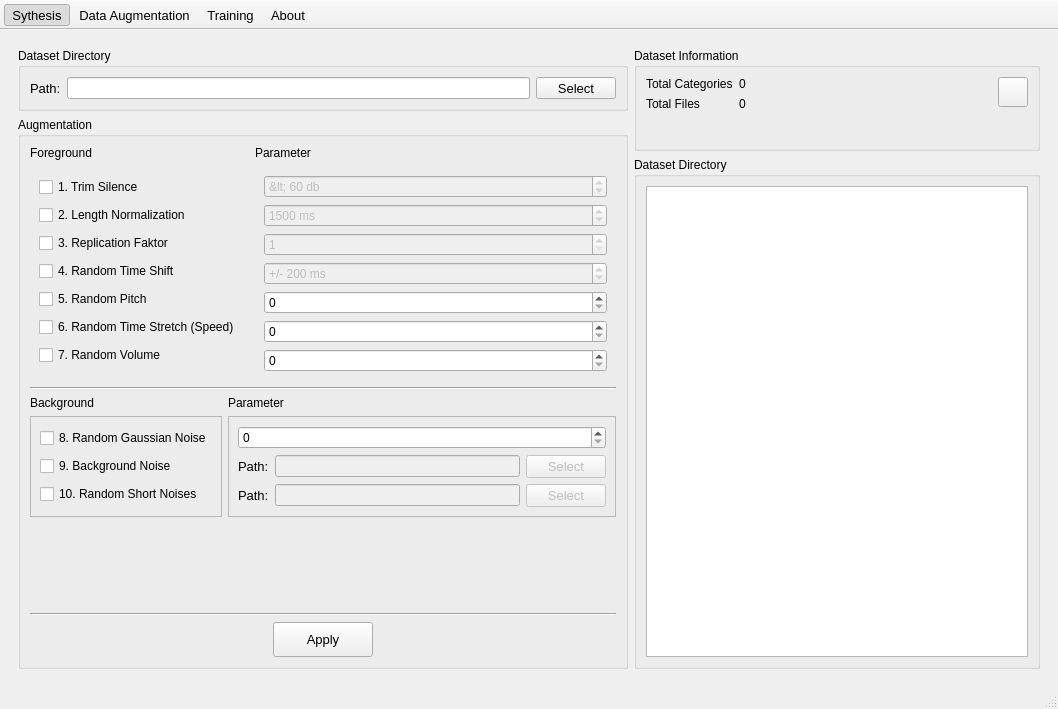
Before: the Qt Designer form ui/qtDesigner/mainWindow.ui in DennisSentler/kwsCoach, drawn with Qt 5.
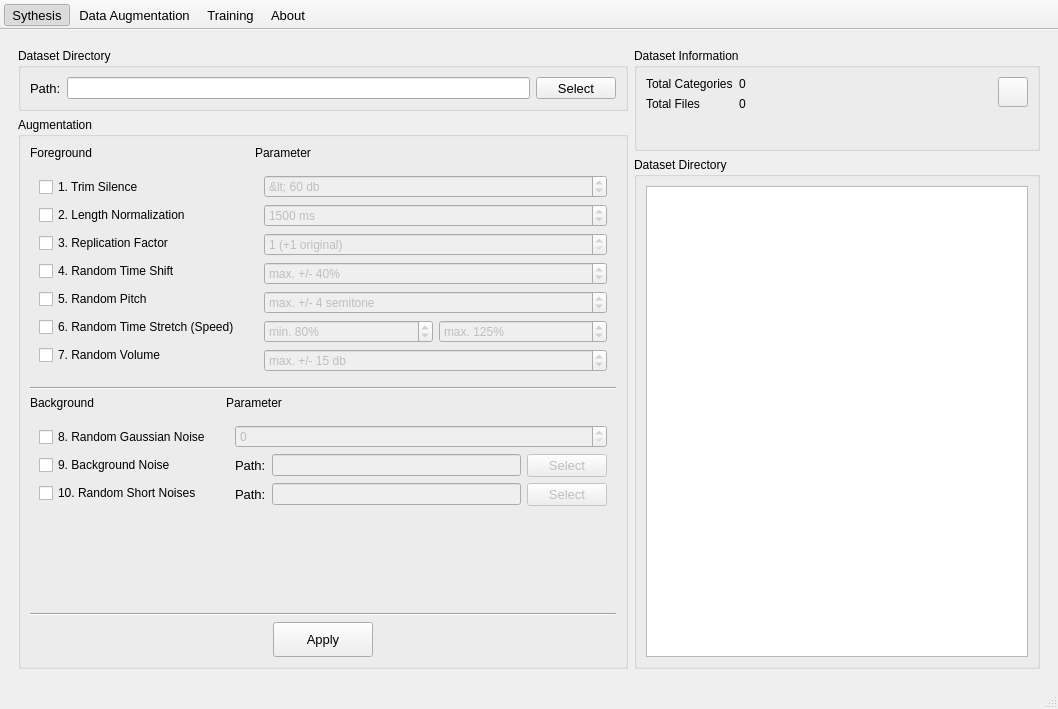
After: the same form once the commit is applied. Icons and pictures are not drawn.

Commit message: implemented: pitch,gain,shift,stretch

Diff of the .ui file:
```diff
--- a/ui/qtDesigner/mainWindow.ui
+++ b/ui/qtDesigner/mainWindow.ui
@@ -849,7 +849,7 @@
                   <item>
                    <widget class="QCheckBox" name="replication_checkBox">
                     <property name="text">
-                     <string>3. Replication Faktor</string>
+                     <string>3. Replication Factor</string>
                     </property>
                    </widget>
                   </item>
@@ -966,6 +966,9 @@
                     <property name="enabled">
                      <bool>false</bool>
                     </property>
+                    <property name="suffix">
+                     <string> (+1 original)</string>
+                    </property>
                     <property name="minimum">
                      <number>1</number>
                     </property>
@@ -983,19 +986,16 @@
                      <string>This option moves the audio content on the Timeline. Either left or right. It randomly chooses a shift up to your defined maximum amount.</string>
                     </property>
                     <property name="suffix">
-                     <string> ms</string>
+                     <string>%</string>
                     </property>
                     <property name="prefix">
-                     <string>+/- </string>
+                     <string>max. +/- </string>
                     </property>
                     <property name="maximum">
-                     <number>10000</number>
-                    </property>
-                    <property name="singleStep">
                      <number>100</number>
                     </property>
                     <property name="value">
-                     <number>200</number>
+                     <number>40</number>
                     </property>
                     <property name="displayIntegerBase">
                      <number>10</number>
@@ -1003,13 +1003,93 @@
                    </widget>
                   </item>
                   <item>
-                   <widget class="QSpinBox" name="spinBox"/>
+                   <widget class="QSpinBox" name="pitch_dial">
+                    <property name="enabled">
+                     <bool>false</bool>
+                    </property>
+                    <property name="suffix">
+                     <string> semitone</string>
+                    </property>
+                    <property name="prefix">
+                     <string>max. +/- </string>
+                    </property>
+                    <property name="maximum">
+                     <number>10</number>
+                    </property>
+                    <property name="value">
+                     <number>4</number>
+                    </property>
+                   </widget>
                   </item>
                   <item>
-                   <widget class="QSpinBox" name="spinBox_2"/>
+                   <layout class="QHBoxLayout" name="horizontalLayout_8">
+                    <item>
+                     <widget class="QSpinBox" name="time_stretch_min_dial">
+                      <property name="enabled">
+                       <bool>false</bool>
+                      </property>
+                      <property name="suffix">
+                       <string>%</string>
+                      </property>
+                      <property name="prefix">
+                       <string>min. </string>
+                      </property>
+                      <property name="minimum">
+                       <number>0</number>
+                      </property>
+                      <property name="maximum">
+                       <number>1000</number>
+                      </property>
+                      <property name="singleStep">
+                       <number>5</number>
+                      </property>
+                      <property name="value">
+                       <number>80</number>
+                      </property>
+                     </widget>
+                    </item>
+                    <item>
+                     <widget class="QSpinBox" name="time_stretch_max_dial">
+                      <property name="enabled">
+                       <bool>false</bool>
+                      </property>
+                      <property name="suffix">
+                       <string>%</string>
+                      </property>
+                      <property name="prefix">
+                       <string>max. </string>
+                      </property>
+                      <property name="minimum">
+                       <number>0</number>
+                      </property>
+                      <property name="maximum">
+                       <number>1000</number>
+                      </property>
+                      <property name="singleStep">
+                       <number>5</number>
+                      </property>
+                      <property name="value">
+                       <number>125</number>
+                      </property>
+                     </widget>
+                    </item>
+                   </layout>
                   </item>
                   <item>
-                   <widget class="QSpinBox" name="spinBox_3"/>
+                   <widget class="QSpinBox" name="volume_dial">
+                    <property name="enabled">
+                     <bool>false</bool>
+                    </property>
+                    <property name="suffix">
+                     <string> db</string>
+                    </property>
+                    <property name="prefix">
+                     <string>max. +/- </string>
+                    </property>
+                    <property name="value">
+                     <number>15</number>
+                    </property>
+                   </widget>
                   </item>
                  </layout>
                 </widget>
@@ -1042,11 +1122,14 @@
                <item row="1" column="0">
                 <widget class="QFrame" name="frame">
                  <property name="frameShape">
-                  <enum>QFrame::StyledPanel</enum>
+                  <enum>QFrame::NoFrame</enum>
                  </property>
                  <property name="frameShadow">
                   <enum>QFrame::Raised</enum>
                  </property>
+                 <property name="lineWidth">
+                  <number>0</number>
+                 </property>
                  <layout class="QVBoxLayout" name="verticalLayout_6">
                   <item>
                    <widget class="QCheckBox" name="guassian_noise_checkBox">
@@ -1078,14 +1161,21 @@
                <item row="1" column="1">
                 <widget class="QFrame" name="frame_2">
                  <property name="frameShape">
-                  <enum>QFrame::StyledPanel</enum>
+                  <enum>QFrame::NoFrame</enum>
                  </property>
                  <property name="frameShadow">
                   <enum>QFrame::Raised</enum>
                  </property>
+                 <property name="lineWidth">
+                  <number>0</number>
+                 </property>
                  <layout class="QVBoxLayout" name="verticalLayout_7">
                   <item>
-                   <widget class="QSpinBox" name="spinBox_4"/>
+                   <widget class="QSpinBox" name="gaussian_noise_dial">
+                    <property name="enabled">
+                     <bool>false</bool>
+                    </property>
+                   </widget>
                   </item>
                   <item>
                    <layout class="QHBoxLayout" name="horizontalLayout_3">
```
Left out of the diff: 145 changed lines with no effect on the pictures. The commit also changes 4 other files.
